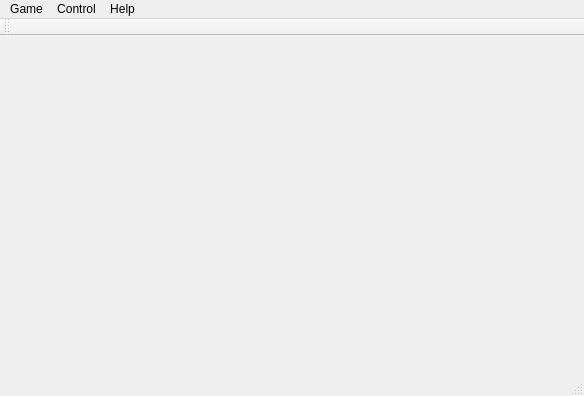
paulzfm/ConnectFourGUI, file mainwindow.ui: the form before one commit.
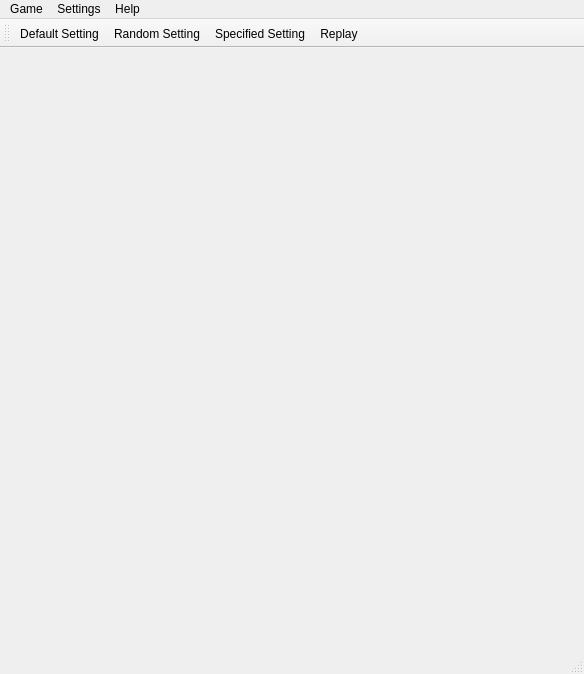
The form after the commit.

What changed in the file:
```diff
--- a/mainwindow.ui
+++ b/mainwindow.ui
@@ -7,7 +7,7 @@
     <x>0</x>
     <y>0</y>
     <width>584</width>
-    <height>396</height>
+    <height>674</height>
    </rect>
   </property>
   <property name="windowTitle">
@@ -21,6 +21,10 @@
    <attribute name="toolBarBreak">
     <bool>false</bool>
    </attribute>
+   <addaction name="actionDefaultSetting"/>
+   <addaction name="actionRandomSetting"/>
+   <addaction name="actionSpecifiedSetting"/>
+   <addaction name="actionReplay"/>
   </widget>
   <widget class="QStatusBar" name="statusBar"/>
   <widget class="QMenuBar" name="menuBar">
@@ -53,7 +57,7 @@
    </widget>
    <widget class="QMenu" name="menuSettings">
     <property name="title">
-     <string>Control</string>
+     <string>Settings</string>
     </property>
     <addaction name="actionIntervalPlus"/>
     <addaction name="actionIntervalMinus"/>
```
Left out of the diff: 14 changed lines with no effect on the pictures.
